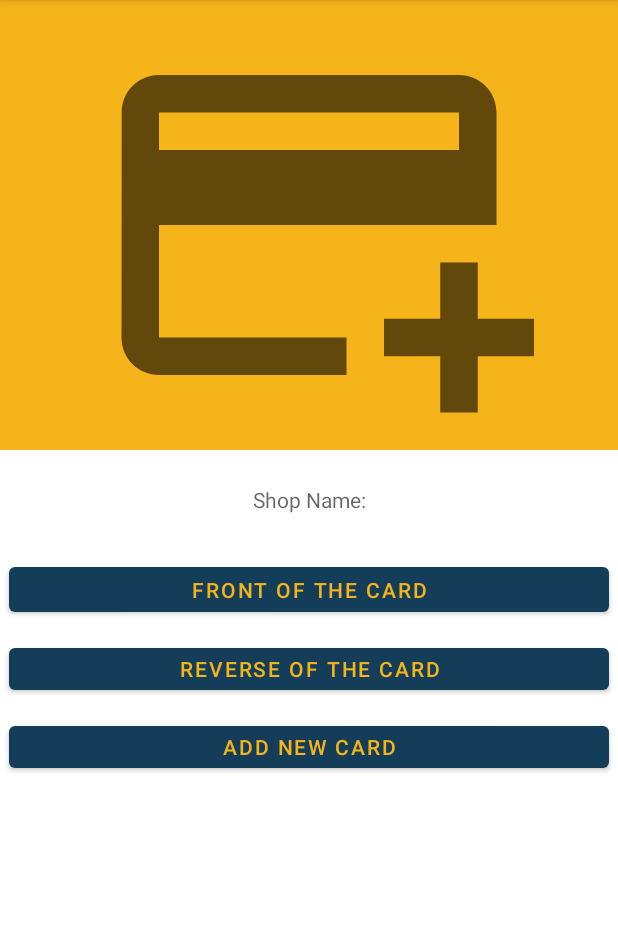
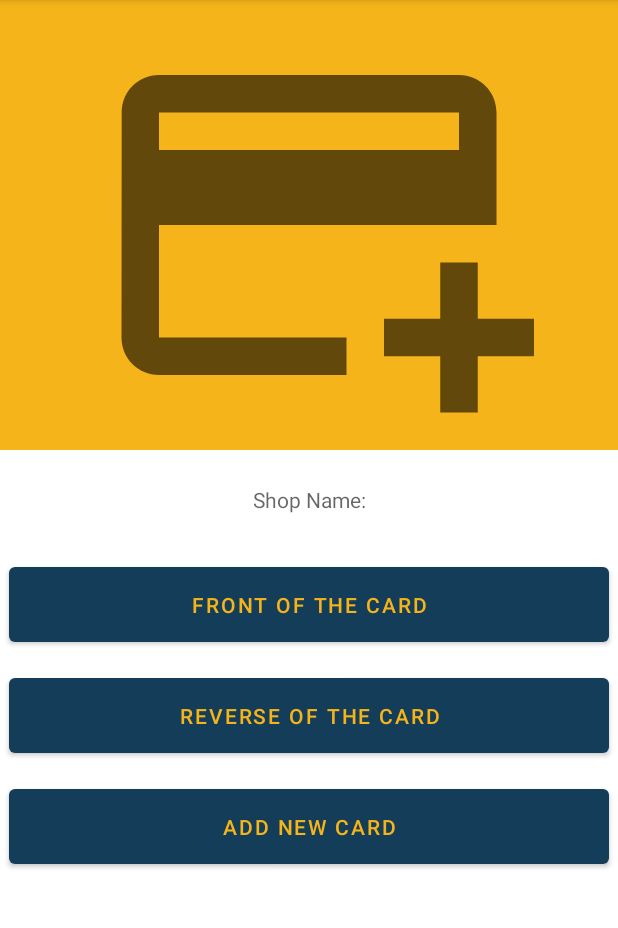
Before and after one commit to Haveris/CardManager, an Android app: the AddingCardActivity screen opened directly, with no data from a screen before it, on a phone screen of 412 x 824 dp, the part 84-1012 px from its top. Run offline under Robolectric (Android 15) with nearby library versions, the phone set to English and light mode, and no system bars.

Commit message:
Update4 still working

```diff
--- a/app/src/main/AndroidManifest.xml
+++ b/app/src/main/AndroidManifest.xml
@@ -1,6 +1,10 @@
 <?xml version="1.0" encoding="utf-8"?>
 <manifest xmlns:android="http://schemas.android.com/apk/res/android"
     package="com.example.cardmanager">
+
+    <uses-feature android:name="android.hardware.camera"
+        android:required="true" />
+
 
     <application
         android:allowBackup="true"
--- a/app/src/main/java/com/example/cardmanager/AddingCardActivity.java
+++ b/app/src/main/java/com/example/cardmanager/AddingCardActivity.java
@@ -2,16 +2,52 @@ package com.example.cardmanager;
 
 import androidx.appcompat.app.AppCompatActivity;
 
+import android.content.ActivityNotFoundException;
+import android.content.Intent;
 import android.os.Bundle;
+import android.provider.MediaStore;
 import android.view.Menu;
+import android.view.View;
+import android.widget.Button;
 
 public class AddingCardActivity extends AppCompatActivity {
 
+    static final int REQUEST_IMAGE_CAPTURE = 1;
 
+    private Button button_frontCard, button_reverseCard;
 
     @Override
     protected void onCreate(Bundle savedInstanceState) {
         super.onCreate(savedInstanceState);
         setContentView(R.layout.activity_adding_card);
+
+        ///////////////////////////////////////////////////////////////////
+        button_frontCard = (Button) findViewById(R.id.button_frontCard);
+        button_frontCard.setOnClickListener(new View.OnClickListener() {
+            @Override
+            public void onClick(View v) {
+                dispatchTakePictureIntent();
+            }
+        });
+        ///////////////////////////////////////////////////////////////////
+        button_reverseCard = (Button) findViewById(R.id.button_reverseCard);
+        button_reverseCard.setOnClickListener(new View.OnClickListener() {
+            @Override
+            public void onClick(View v) {
+                dispatchTakePictureIntent();
+            }
+        });
+        ///////////////////////////////////////////////////////////////////
+    }
+
+    //End onCreate method
+
+    private void dispatchTakePictureIntent() {
+        Intent takePictureIntent = new Intent(MediaStore.ACTION_IMAGE_CAPTURE);
+        try {
+            startActivityForResult(takePictureIntent, REQUEST_IMAGE_CAPTURE);
+        } catch (ActivityNotFoundException e) {
+            // display error state to the user
+        }
     }
 }
--- a/app/src/main/res/layout/activity_adding_card.xml
+++ b/app/src/main/res/layout/activity_adding_card.xml
@@ -1,7 +1,6 @@
 <?xml version="1.0" encoding="utf-8"?>
 <androidx.coordinatorlayout.widget.CoordinatorLayout
-    layout_width=""
-    layout_height=""
+
 
     xmlns:app="http://schemas.android.com/apk/res-auto"
     xmlns:tools="http://schemas.android.com/tools"
@@ -39,7 +38,7 @@
             <Button
                 android:id="@+id/button_frontCard"
                 android:layout_width="match_parent"
-                android:layout_height="42dp"
+                android:layout_height="62dp"
                 android:layout_margin="6dp"
                 android:textAlignment="center"
                 android:text="Front of the card" />
@@ -47,7 +46,7 @@
             <Button
                 android:id="@+id/button_reverseCard"
                 android:layout_width="match_parent"
-                android:layout_height="40dp"
+                android:layout_height="62dp"
                 android:layout_margin="6dp"
                 android:textAlignment="center"
                 android:text="Reverse of the card" />
@@ -55,7 +54,7 @@
             <Button
                 android:id="@+id/button_addNewCard"
                 android:layout_width="match_parent"
-                android:layout_height="40dp"
+                android:layout_height="62dp"
                 android:layout_margin="6dp"
                 android:textAlignment="center"
                 android:text="Add new Card" />
```
